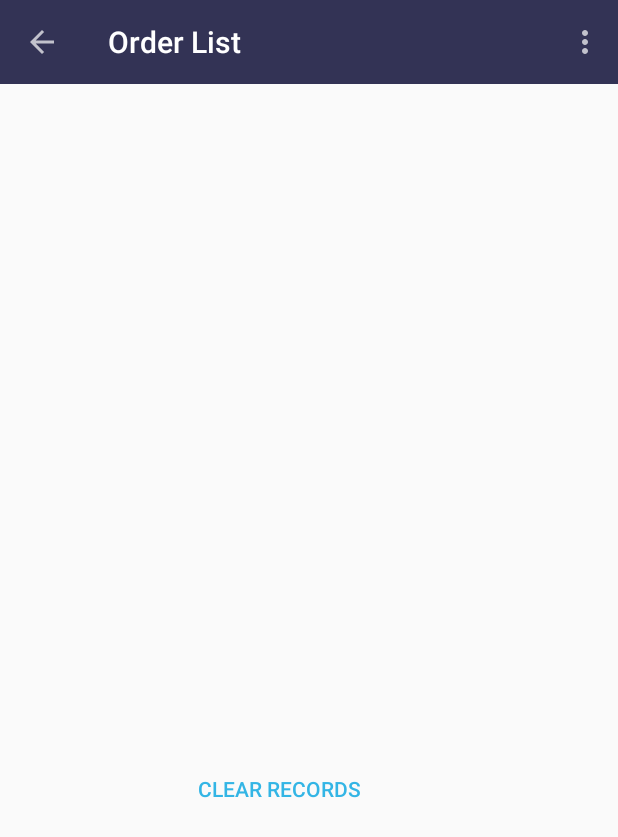
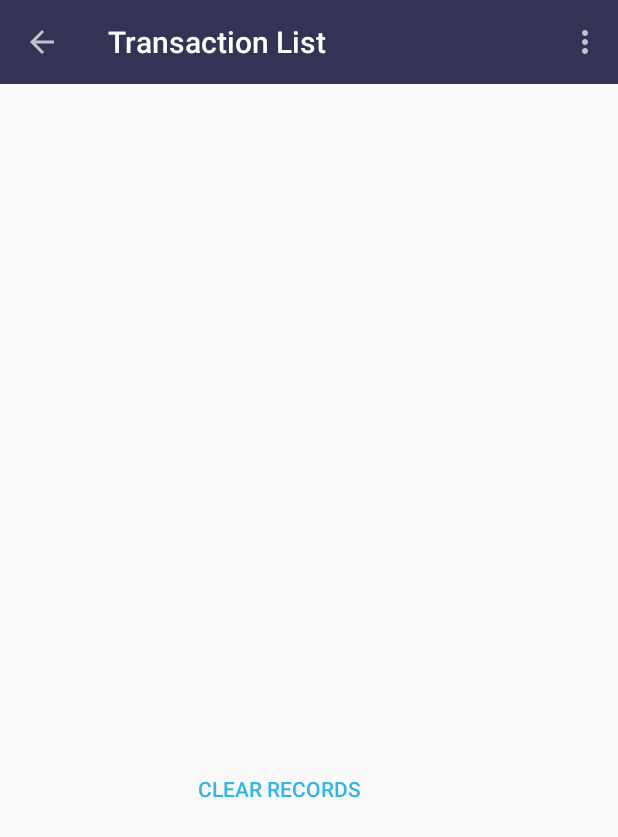
Before and after one commit to WaiKeith/CanteenPOS, an Android app: the TransactionList screen opened directly, with no data from a screen before it, on a phone screen of 412 x 824 dp. Shown: the top 837 px of the screen. Run offline under Robolectric (Android 15) with nearby library versions, the phone set to English and light mode, and no system bars; libraries missing offline, so code that uses them is left out: com.nostra13.universalimageloader; 4 statements that could not run were skipped.

```diff
--- a/app/src/main/res/values/strings.xml
+++ b/app/src/main/res/values/strings.xml
@@ -39,7 +39,7 @@
     <string name="title_forgot_password">Forgot Password</string>
     <string name="title_activity_register">Sign Up</string>
     <string name="title_order_details">Transaction Details</string>
-    <string name="title_order_list">Order List</string>
+    <string name="title_order_list">Transaction List</string>
     <string name="title_reminder_list">Reminder List</string>
     <string name="title_register_account">Sign Up</string>
     <string name="title_food_details">Food Details</string>
```
